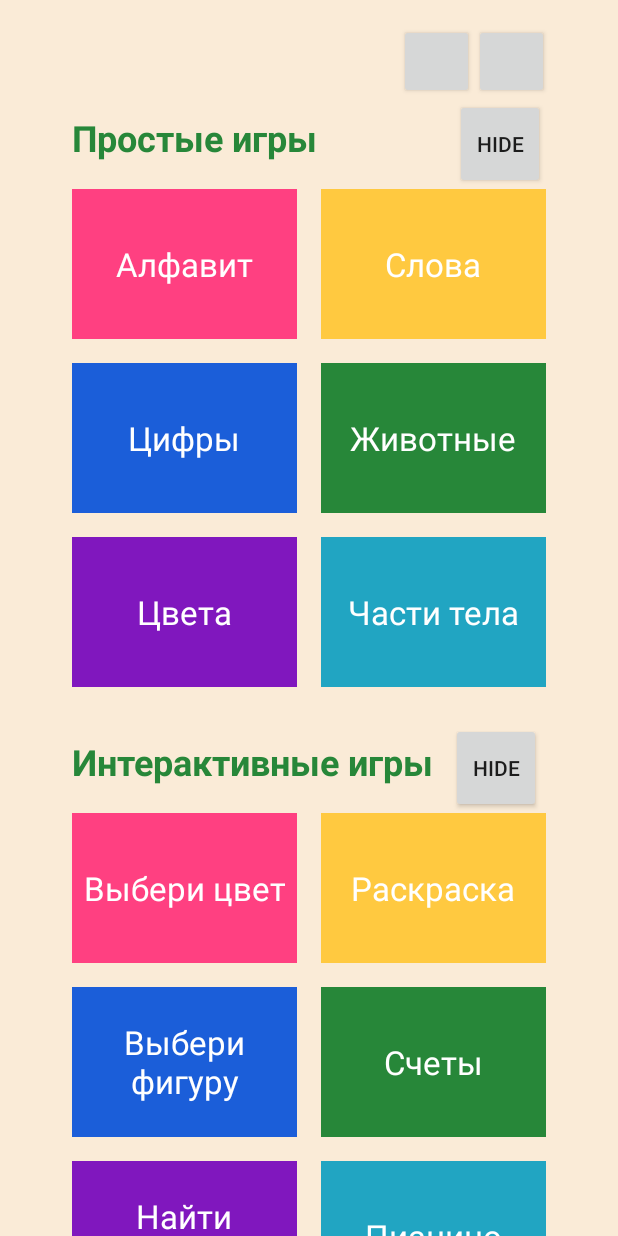
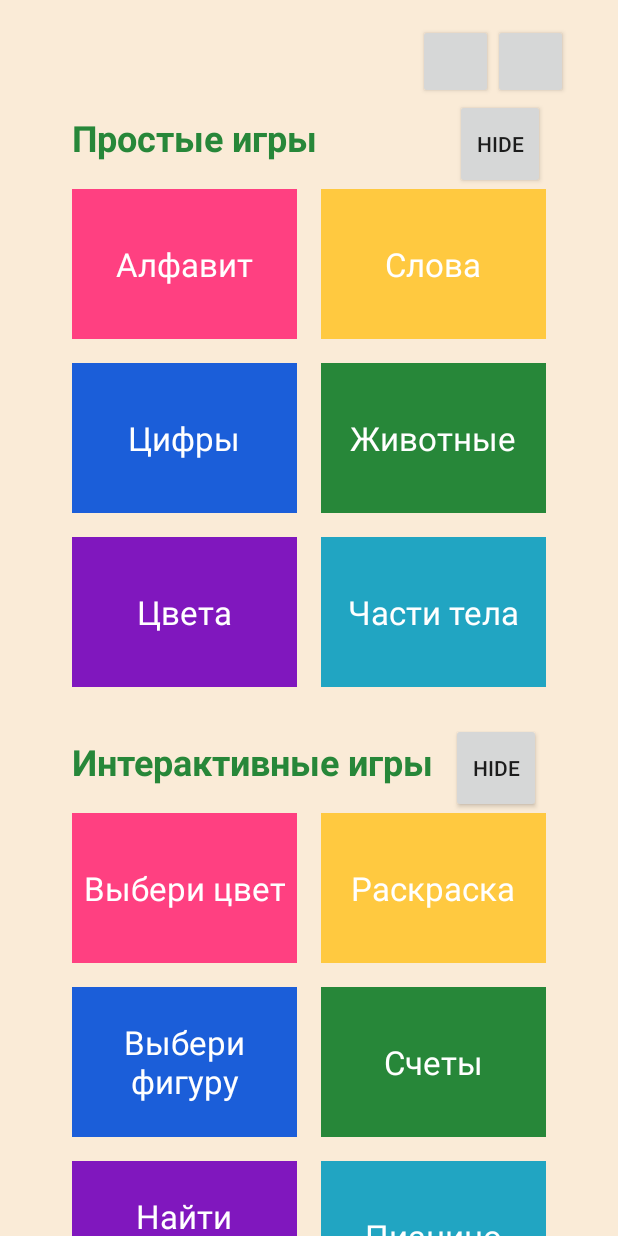
Before and after one commit to Tigran20/OurProject, an Android app: the screen it shows after launch (MainActivity), on a phone screen of 412 x 824 dp. Run offline under Robolectric (Android 15) with nearby library versions, the phone set to English and light mode, and no system bars.

Commit message:
поменял падинги у двух кнопок

```diff
--- a/TestChildren/app/src/main/res/layout/activity_main.xml
+++ b/TestChildren/app/src/main/res/layout/activity_main.xml
@@ -14,8 +14,8 @@
         <LinearLayout
             android:layout_width="match_parent"
             android:layout_height="wrap_content"
-            android:layout_marginRight="46dp"
-            android:layout_marginLeft="46dp"
+            android:layout_marginRight="33dp"
+            android:layout_marginLeft="33dp"
             android:layout_marginTop="16dp"
             android:gravity="right"
             android:orientation="horizontal">
```
